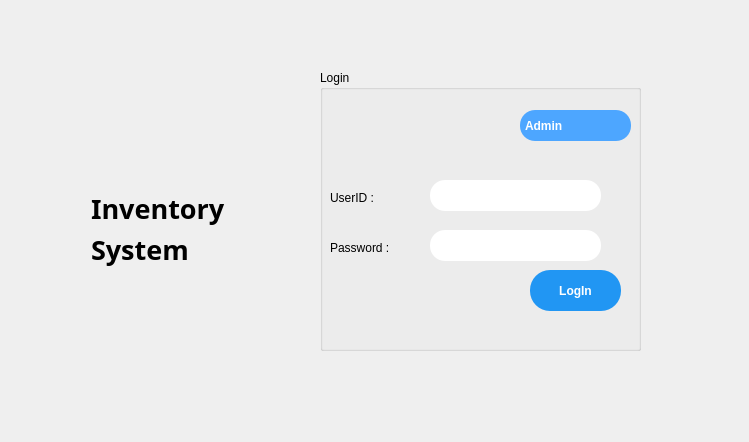
This is InventorySysytem-GUI/InventorySysytemGUI.ui in umerghafoor/Open-Inventory as Qt 5 draws it before an edit. The edited form follows.
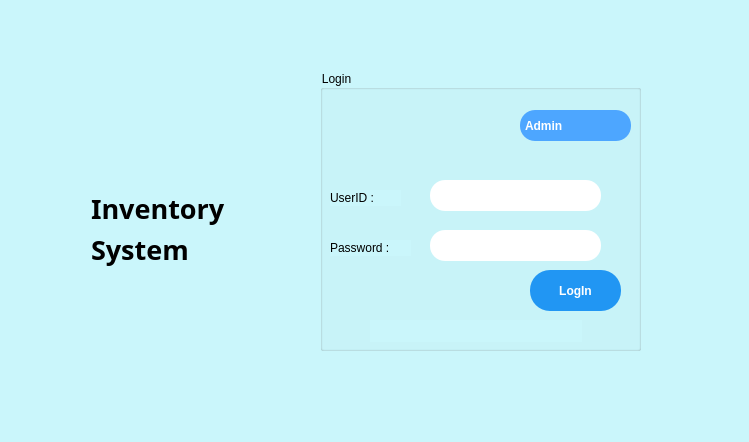
This is the edited form. Icons and pictures are not drawn.

```diff
--- a/InventorySysytem-GUI/InventorySysytemGUI.ui
+++ b/InventorySysytem-GUI/InventorySysytemGUI.ui
@@ -13,6 +13,9 @@
   <property name="windowTitle">
    <string>InventorySysytemGUI</string>
   </property>
+  <property name="styleSheet">
+   <string notr="true">background-color:rgb(202, 246, 251);</string>
+  </property>
   <widget class="QWidget" name="centralWidget">
    <property name="enabled">
     <bool>true</bool>
@@ -138,8 +141,9 @@
       <string notr="true">QLineEdit {
     border-radius: 15px;
     background-color: white;
-    padding: 8px;
 	font-size: 16px;
+	padding-left: 10px;
+    padding-right: 10px; 
 }
 
 QLineEdit:focus, QLineEdit:hover {
@@ -165,6 +169,11 @@
        <height>16</height>
       </rect>
      </property>
+     <property name="styleSheet">
+      <string notr="true">QLabel {
+    color: black;
+}</string>
+     </property>
      <property name="text">
       <string>UserID :</string>
      </property>
@@ -178,6 +187,11 @@
        <height>16</height>
       </rect>
      </property>
+     <property name="styleSheet">
+      <string notr="true">QLabel {
+    color: black;
+}</string>
+     </property>
      <property name="text">
       <string>Password :</string>
      </property>
@@ -226,8 +240,9 @@
       <string notr="true">QLineEdit {
     border-radius: 15px;
     background-color: white;
-    padding: 8px;
 	font-size: 16px;
+	padding-left: 10px;
+    padding-right: 10px; 
 }
 
 QLineEdit:focus, QLineEdit:hover {
@@ -298,6 +313,11 @@
          <bold>true</bold>
         </font>
        </property>
+       <property name="styleSheet">
+        <string notr="true">QLabel {
+    color: black;
+}</string>
+       </property>
        <property name="lineWidth">
         <number>5</number>
        </property>
@@ -315,6 +335,11 @@
          <bold>true</bold>
         </font>
        </property>
+       <property name="styleSheet">
+        <string notr="true">QLabel {
+    color: black;
+}</string>
+       </property>
        <property name="lineWidth">
         <number>5</number>
        </property>
```
Left out of the diff: 10 changed lines with no effect on the pictures.
